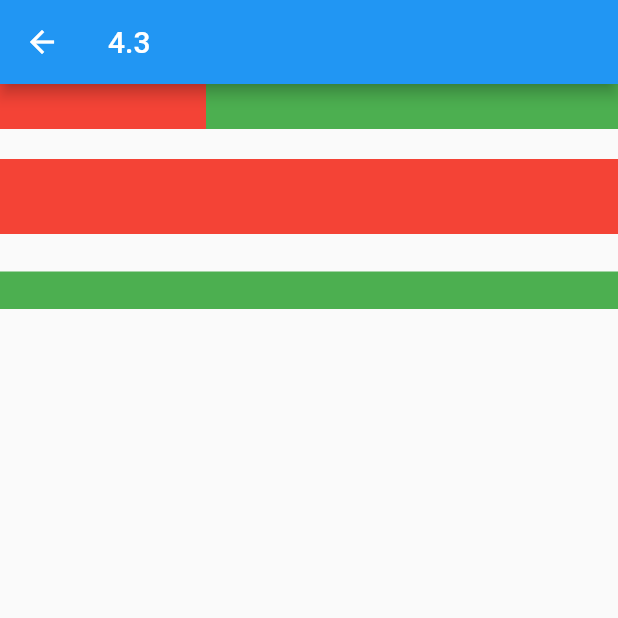
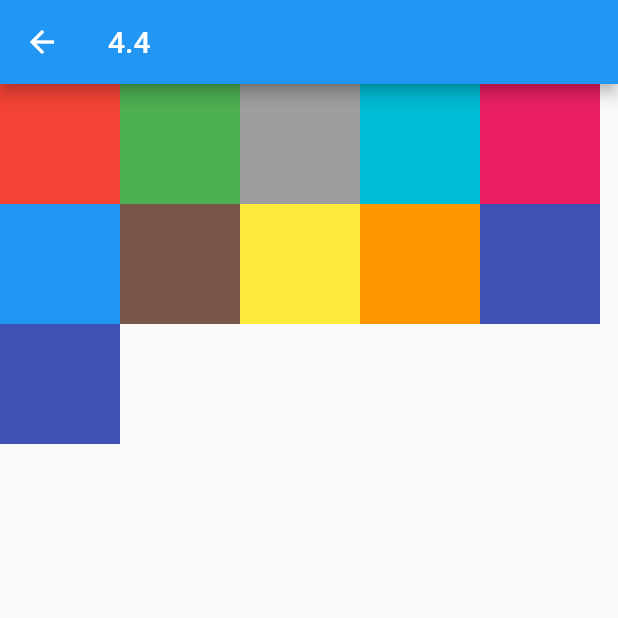
Before and after one commit to zhangrunhao/first_flutter_app, a Flutter app: the screen it shows after launch, after a tap on "跳转", on a phone screen of 412 x 824 dp, the top half of it. Run offline on Flutter 3.47's test engine with Material 2 defaults, Android fonts, the phone set to English and light mode, and no system bars.

Commit message:
完成4.4Wrap和Flow学习

```diff
--- /dev/null
+++ b/lib/4/4.4.dart
@@ -0,0 +1,113 @@
+import 'package:flutter/material.dart';
+
+class TestWrapAndFlowLayoutRoute extends StatelessWidget {
+  Widget build(BuildContext context) {
+    return Scaffold(
+      appBar: AppBar(title: Text('4.4')),
+      body: TestFlow(),
+    );
+  }
+}
+
+class TestWrap extends StatelessWidget {
+  Widget build(BuildContext context) {
+    return Wrap(
+      spacing: 8.0, // 主轴方向间距
+      runSpacing: 4.0, // 纵轴方向间距
+      alignment: WrapAlignment.center, // 沿主轴方向居中
+      children: <Widget>[
+        Chip(
+          avatar: CircleAvatar(backgroundColor: Colors.blue, child: Text('A'),),
+          label: Text('Hamilton'),
+        ),
+        Chip(
+          avatar: CircleAvatar(backgroundColor: Colors.blue, child: Text('L'),),
+          label: Text('Lafayette'),
+        ),
+        Chip(
+          avatar: CircleAvatar(backgroundColor: Colors.blue, child: Text('M'),),
+          label: Text('Mulligan'),
+        ),
+        Chip(
+          avatar: CircleAvatar(backgroundColor: Colors.blue, child: Text('L'),),
+          label: Text('Laurens'),
+        ),
+      ],
+    );
+  }
+}
+
+class TestFlow extends StatelessWidget {
+  Widget build (BuildContext context) {
+    return Flow(
+      delegate: TestFlowDelegate(margin: EdgeInsets.all(10.0)),
+      children: <Widget>[
+        Container(width: 80.0, height: 80.0, color: Colors.red,),
+        Container(width: 80.0, height: 80.0, color: Colors.green,),
+        Container(width: 80.0, height: 80.0, color: Colors.grey,),
+        Container(width: 80.0, height: 80.0, color: Colors.cyan,),
+        Container(width: 80.0, height: 80.0, color: Colors.pink,),
+        Container(width: 80.0, height: 80.0, color: Colors.blue,),
+        Container(width: 80.0, height: 80.0, color: Colors.brown,),
+        Container(width: 80.0, height: 80.0, color: Colors.yellow,),
+        Container(width: 80.0, height: 80.0, color: Colors.orange,),
+        Container(width: 80.0, height: 80.0, color: Colors.indigo),
+        Container(width: 80.0, height: 80.0, color: Colors.indigo),
+      ],
+    );
+  }
+}
+
+class TestFlowDelegate extends FlowDelegate {
+  // margin = EdgeInsets.all(10.0)
+  // 从代码看: EdgeInsets.zero = EdgeInsets.only({
+  //   this.left = 0.0,
+  //   this.top = 0.0,
+  //   this.right = 0.0,
+  //   this.bottom = 0.0,
+  // })
+  // TODO: 不理解在什么样的情况下, 设置了 EdgeInsets.all(10.0)
+  EdgeInsets margin = EdgeInsets.zero;
+
+  TestFlowDelegate({
+    this.margin
+  });
+
+  @override
+  bool shouldRepaint(FlowDelegate oldDelegate) {
+    return oldDelegate != this;
+  }
+
+  @override
+  Size getSize(BoxConstraints constraints) {
+    EdgeInsets.all(10.0);
+    // Flow 不能自适应子weidget的大小, 需要给定一个固定大小
+    return Size(double.infinity, 1000.0);
+  }
+
+  @override
+  void paintChildren(FlowPaintingContext context) {
+    var x = margin.left;
+    var y = margin.top;
+    // 计算每一widget位置
+    for (int i = 0; i < context.childCount; i++) {
+      var w = context.getChildSize(i).width + x + margin.right;
+      if (w < context.size.width) {
+        context.paintChild(
+          i,
+          transform: new Matrix4.translationValues(x, y, 0.0)
+        );
+        x = w + margin.left;
+      } else {
+        x = margin.left;
+        y += context.getChildSize(i).height + margin.top + margin.bottom;
+        // 控制子widget(有优化)
+        context.paintChild(
+          i,
+          transform: new Matrix4.translationValues(x, y, 0.0)
+        );
+        x += context.getChildSize(i).width + margin.left + margin.right;
+      }
+    }
+  }
+}
--- a/lib/main.dart
+++ b/lib/main.dart
@@ -3,7 +3,7 @@ import 'package:flutter/material.dart';
 // import 'package:first_flutter_app/3/3.7.dart';
 // import 'package:first_flutter_app/3/3.8.dart';
 // import 'package:first_flutter_app/4/4.2.dart';
-import 'package:first_flutter_app/4/4.3.dart';
+import 'package:first_flutter_app/4/4.4.dart';
 
 void main(List<String> args) {
   runApp(MyApp());
@@ -29,7 +29,7 @@ class HomeScreen extends StatelessWidget {
             Navigator.push(
               context,
               MaterialPageRoute(
-                builder: (context) => TestFlexAndExpandedRoute()
+                builder: (context) => TestWrapAndFlowLayoutRoute()
               )
             );
           },
```
